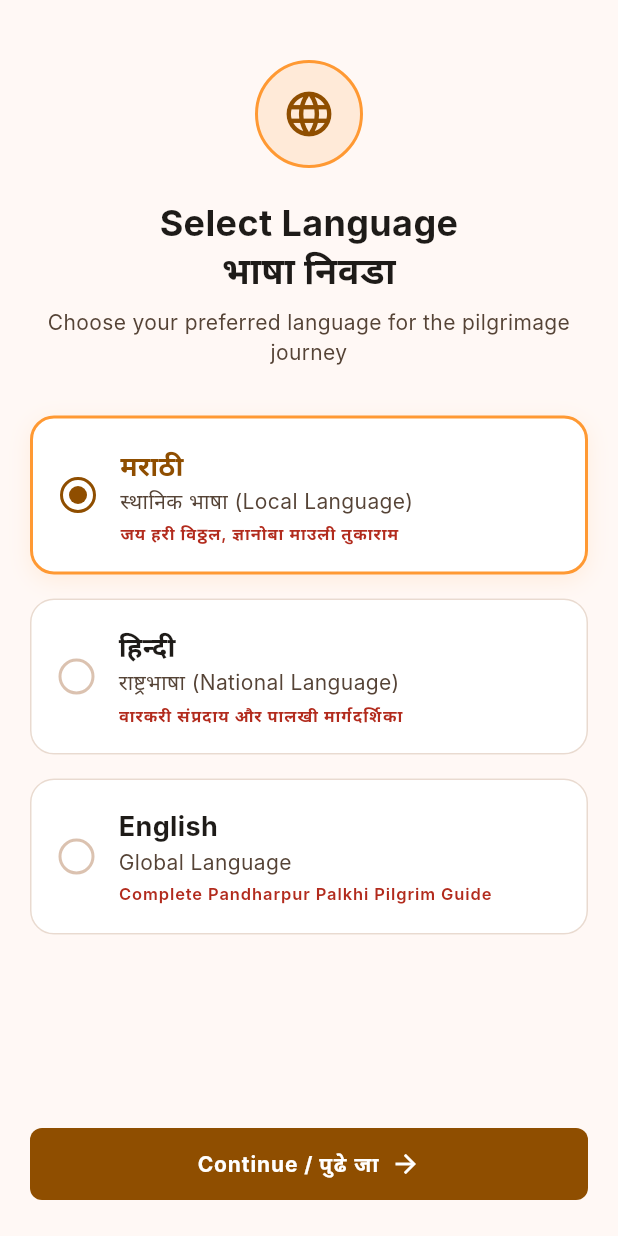
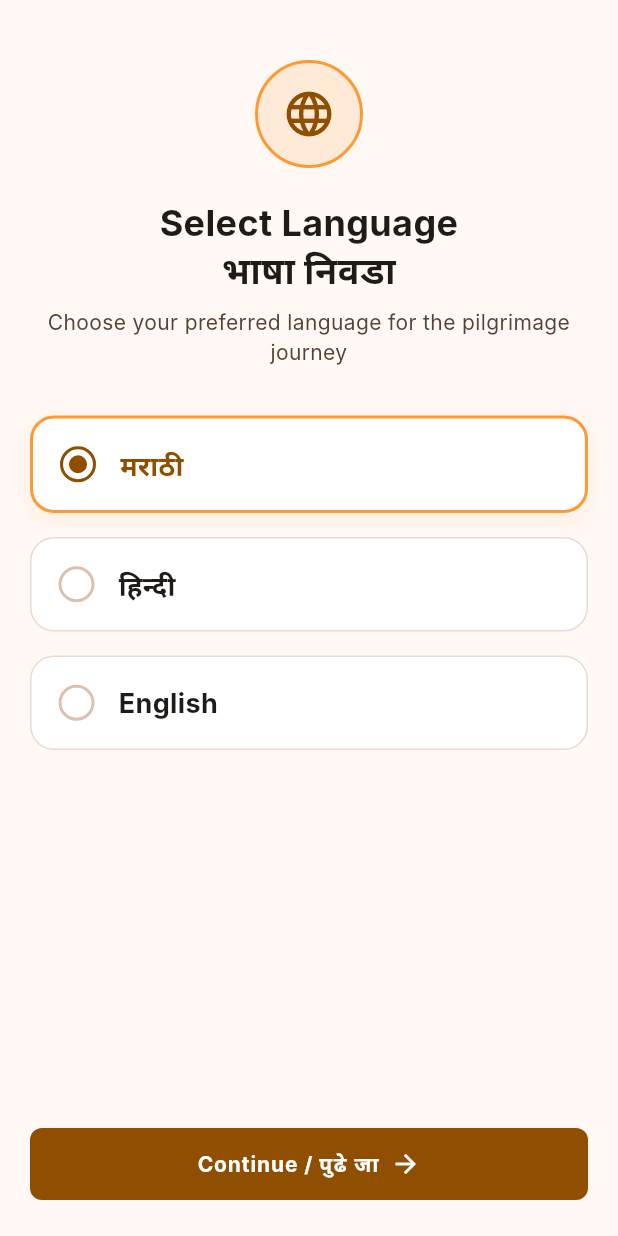
Before and after one commit to Yato-22/wari-app, a Flutter app: the screen it shows after launch, on a phone screen of 412 x 824 dp. Run offline on Flutter 3.47's test engine with Material 3 defaults, Android fonts, the phone set to English and light mode, and no system bars; our stand-ins replace flutter_map, latlong2; Roboto replaces fonts that are missing (Inter).

Commit message:
ui changes

```diff
--- a/lib/Screens/language_selection_screen.dart
+++ b/lib/Screens/language_selection_screen.dart
@@ -142,10 +142,7 @@ class _LanguageSelectionScreenState extends State<LanguageSelectionScreen> {
                             ),
                             const SizedBox(width: 16),
                             Expanded(
-                              child: Column(
-                                crossAxisAlignment: CrossAxisAlignment.start,
-                                children: [
-                                  Text(
+                              child: Text(
                                 item['title']!,
                                 style: AppTypography.headlineLgMobile.copyWith(
                                   fontSize: 18,
@@ -154,23 +151,6 @@ class _LanguageSelectionScreenState extends State<LanguageSelectionScreen> {
                                       ? AppColors.primary
                                       : AppColors.onSurface,
                                 ),
-                                  ),
-                                  const SizedBox(height: 2),
-                                  Text(
-                                    item['subtitle']!,
-                                    style: AppTypography.bodySm.copyWith(
-                                      color: AppColors.onSurfaceVariant,
-                                    ),
-                                  ),
-                                  const SizedBox(height: 4),
-                                  Text(
-                                    item['quote']!,
-                                    style: AppTypography.labelBold.copyWith(
-                                      color: AppColors.secondary,
-                                      fontSize: 11,
-                                    ),
-                                  ),
-                                ],
                               ),
                             ),
                           ],
```
Lines whose indentation alone changed are shown as unchanged.
